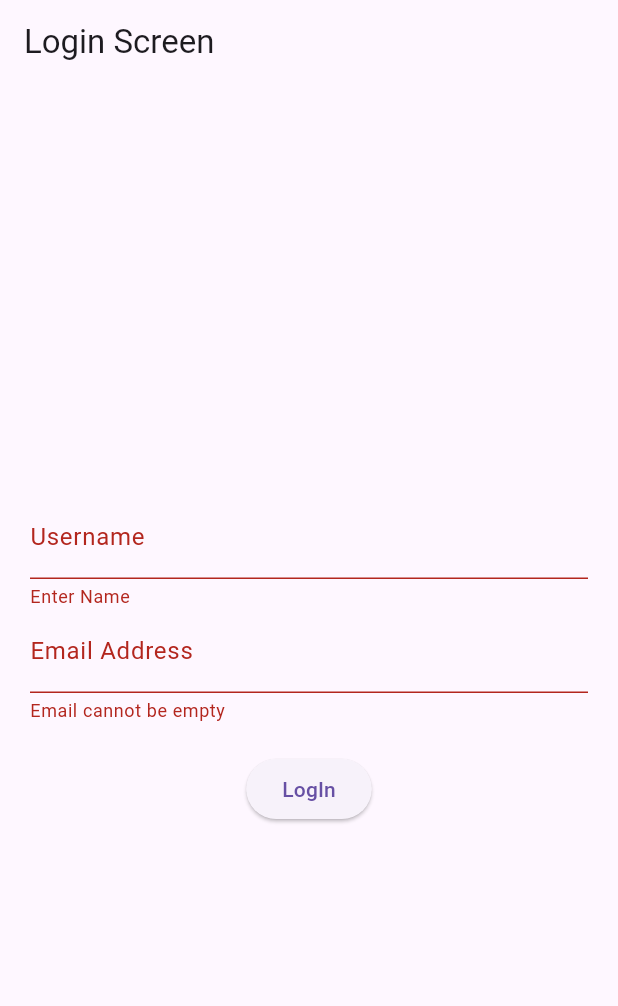
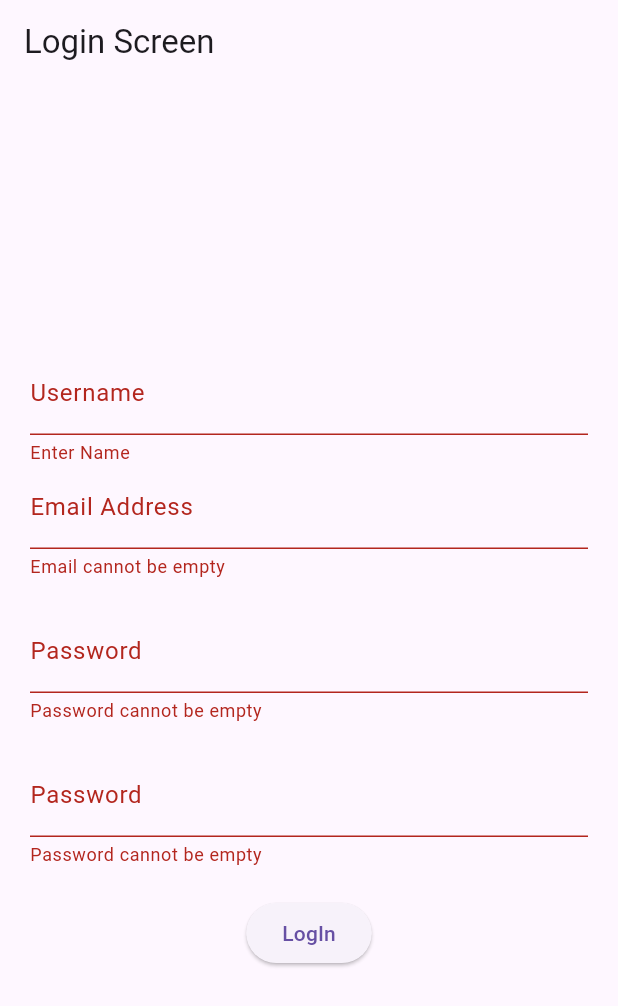
Before and after one commit to TechnologyGardening/cecddiv, a Flutter app: the screen it shows after launch, after a tap on "LogIn", on a phone screen of 412 x 824 dp. Shown: the top 1006 px of the screen. Run offline on Flutter 3.47's test engine with Material 3 defaults, Android fonts, the phone set to English and light mode, and no system bars; our stand-ins replace google_fonts; missing offline and left inert: wheel_picker.

Commit message:
password

```diff
--- a/lib/loginscreen.dart
+++ b/lib/loginscreen.dart
@@ -14,6 +14,8 @@ class _MyLoginScreenState extends State<MyLoginScreen> {
 
   final _nameController = TextEditingController();
   final _emailcontroller = TextEditingController();
+  final _passwords = TextEditingController();
+  final _repassword = TextEditingController();
   final _formKey = GlobalKey<FormState>();
 
   @override
@@ -71,6 +73,45 @@ class _MyLoginScreenState extends State<MyLoginScreen> {
             const SizedBox(
               height: 20,
             ),
+            TextFormField(
+                controller: _passwords,
+                obscureText: true,
+                decoration: const InputDecoration(labelText: 'Password'),
+                validator: (text) {
+                  if (text!.isEmpty) {
+                    return "Password cannot be empty";
+                  }
+                  final regex = RegExp(
+                      r"^(?=.*[0-9])(?=.*[a-z])(?=.*[A-Z])(?=.*\W)(?!.* ).{8,16}$");
+                  if (!regex.hasMatch(text)) {
+                    return "Invalid password format";
+                  }
+                  return null;
+                }),
+            const SizedBox(
+              height: 20,
+            ),
+            TextFormField(
+                controller: _repassword,
+                obscureText: true,
+                decoration: const InputDecoration(labelText: 'Password'),
+                validator: (text) {
+                  if (text!.isEmpty) {
+                    return "Password cannot be empty";
+                  }
+                  final regex = RegExp(
+                      r"^(?=.*[0-9])(?=.*[a-z])(?=.*[A-Z])(?=.*\W)(?!.* ).{8,16}$");
+                  if (!regex.hasMatch(text)) {
+                    return "Invalid password format";
+                  }
+                  if (_passwords.text != text) {
+                    return "Passwords do not match";
+                  }
+                  return null;
+                }),
+            const SizedBox(
+              height: 20,
+            ),
             ElevatedButton(
               onPressed: validate,
               child: const Text("LogIn"),
```
